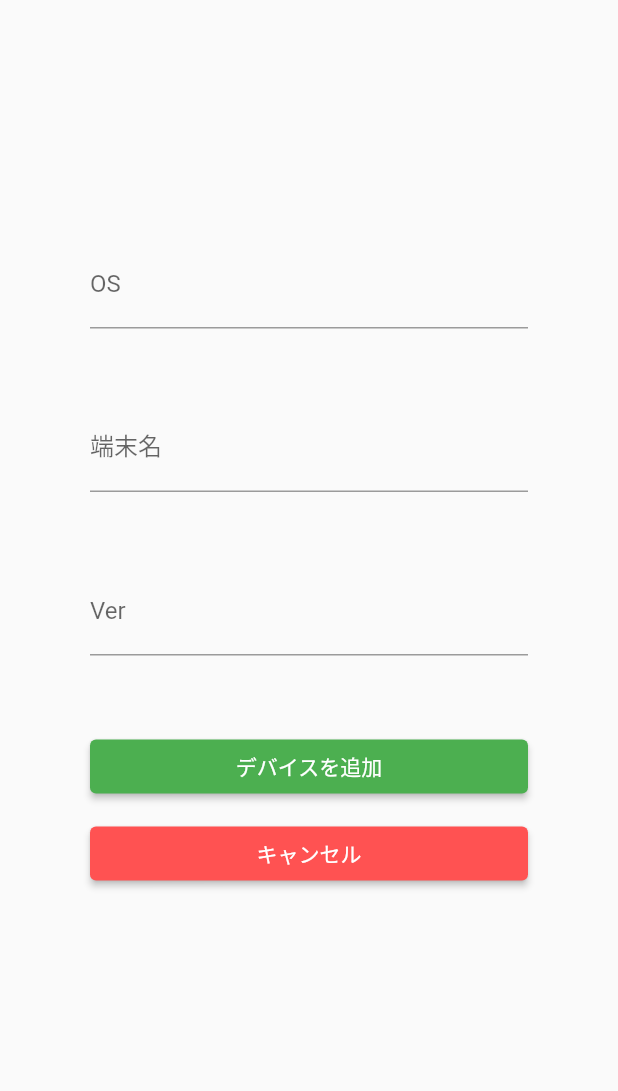
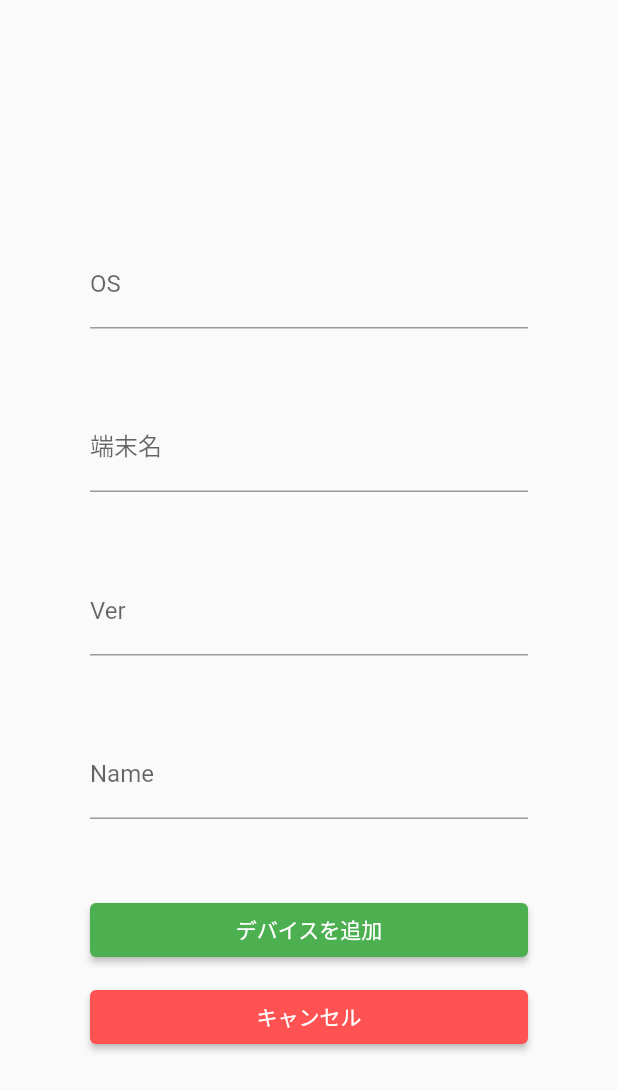
Before and after one commit to Forest-River-Tiger/devices, a Flutter app: the InputPage screen opened directly, on a phone screen of 412 x 824 dp. Shown: the top 1091 px of the screen. Run offline on Flutter 3.47's test engine with Material 2 defaults, Android fonts, the phone set to English and light mode, and no system bars; our stand-ins replace flutter_slidable, shared_preferences; accounts and stored records are empty.

Commit message:
リファクタリング

```diff
--- a/lib/src/screens/device.dart
+++ b/lib/src/screens/device.dart
@@ -12,12 +12,16 @@ class Device {
   /// バージョン
   late String ver;
 
+  // 人物
+  late String name;
+
   /// コンストラクタ
   Device(
     this.id,
     this.os,
     this.deviceTitle,
     this.ver,
+    this.name,
   );
 
   /// TodoモデルをMapに変換する(保存時に使用)
@@ -26,7 +30,8 @@ class Device {
       'id': id,
       'done': os,
       'title': deviceTitle,
-      'ver': ver
+      'ver': ver,
+      'name': name
     };
   }
 
@@ -36,5 +41,6 @@ class Device {
     os = json['os'];
     deviceTitle = json['deviceTitle'];
     ver = json['ver'];
+    name = json['name'];
   }
 }
--- a/lib/src/screens/input_page.dart
+++ b/lib/src/screens/input_page.dart
@@ -28,6 +28,9 @@ class _InputPageState extends State<InputPage> {
   /// OS
   late String _os;
 
+  /// 人物
+  late String _name;
+
   @override
   void initState() {
     super.initState();
@@ -36,6 +39,7 @@ class _InputPageState extends State<InputPage> {
     _deviceTitle = device?.deviceTitle ?? "";
     _ver = device?.ver ?? "";
     _os = device?.os ?? "";
+    _name = device?.name?? "";
     _isCreateDevice = device == null;
   }
 
@@ -77,12 +81,21 @@ class _InputPageState extends State<InputPage> {
                   },
                 ),
                 const SizedBox(height: 50),
+                TextFormField(
+                  // テキストラベル
+                  decoration: InputDecoration(labelText: "Name"),
+                  controller: TextEditingController(text: _name),
+                  onChanged: (String value) {
+                    _name = value;
+                  },
+                ),
+                const SizedBox(height: 50),
                 SizedBox(
                   width: double.infinity,
                   child: ElevatedButton(
                     onPressed: () {
                       if (_isCreateDevice) {
-                        _store.add(_os, _deviceTitle, _ver);
+                        _store.add(_os, _deviceTitle, _ver, _name);
                       }
                       Navigator.of(context).pop();
                     },
```
Also changed, not shown: lib/src/app.dart (+1 -40 lines), lib/src/screens/all_devices.dart (+53 -42 lines), lib/src/screens/device_list_store.dart (+2 -10 lines), lib/src/screens/my_device_list.dart (deleted, +0 -124 lines), pubspec.lock.
